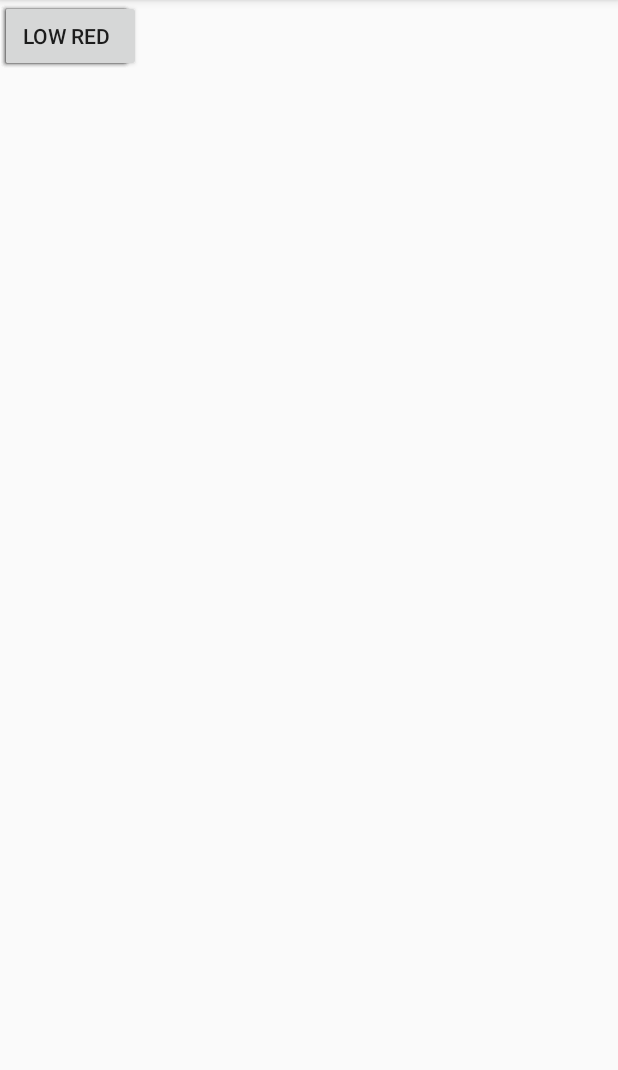
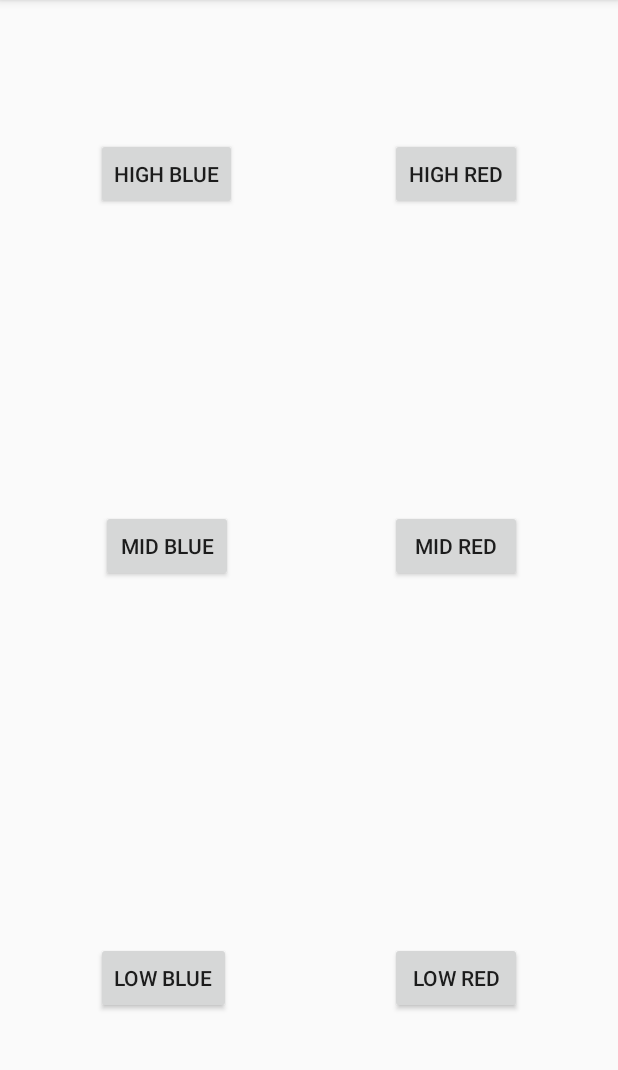
Before and after one commit to CRRobotics/Scouter2020, an Android app: the screen it shows after launch (LoadingScreen), on a phone screen of 412 x 824 dp, the part 84-1154 px from its top. Run offline under Robolectric (Android 15) with nearby library versions, the phone set to English and light mode, and no system bars.

Commit message:
loading screen edits
finally richard did work

```diff
--- a/BigScouting2020/app/src/main/res/layout/loadingscreen.xml
+++ b/BigScouting2020/app/src/main/res/layout/loadingscreen.xml
@@ -1,6 +1,7 @@
 <?xml version="1.0" encoding="utf-8"?>
 <androidx.constraintlayout.widget.ConstraintLayout
     xmlns:android="http://schemas.android.com/apk/res/android"
+    xmlns:app="http://schemas.android.com/apk/res-auto"
     xmlns:tools="http://schemas.android.com/tools"
     android:layout_width="match_parent"
     android:layout_height="match_parent">
@@ -9,47 +10,61 @@
         android:id="@+id/button2"
         android:layout_width="wrap_content"
         android:layout_height="wrap_content"
+        android:layout_marginStart="64dp"
+        android:layout_marginTop="92dp"
         android:text="High Blue"
-        tools:layout_editor_absoluteX="68dp"
-        tools:layout_editor_absoluteY="95dp" />
+        app:layout_constraintEnd_toStartOf="@+id/button5"
+        app:layout_constraintHorizontal_bias="0.0"
+        app:layout_constraintStart_toStartOf="parent"
+        app:layout_constraintTop_toTopOf="parent" />
 
     <Button
         android:id="@+id/button3"
         android:layout_width="wrap_content"
         android:layout_height="wrap_content"
+        android:layout_marginStart="67dp"
+        android:layout_marginTop="200dp"
         android:text="Mid Blue"
-        tools:layout_editor_absoluteX="68dp"
-        tools:layout_editor_absoluteY="301dp" />
+        app:layout_constraintStart_toStartOf="parent"
+        app:layout_constraintTop_toBottomOf="@+id/button2" />
 
     <Button
         android:id="@+id/button4"
         android:layout_width="wrap_content"
         android:layout_height="wrap_content"
+        android:layout_marginStart="64dp"
+        android:layout_marginBottom="92dp"
         android:text="Low Blue"
-        tools:layout_editor_absoluteX="68dp"
-        tools:layout_editor_absoluteY="561dp" />
+        app:layout_constraintBottom_toBottomOf="parent"
+        app:layout_constraintStart_toStartOf="parent" />
 
     <Button
         android:id="@+id/button5"
         android:layout_width="wrap_content"
         android:layout_height="wrap_content"
+        android:layout_marginTop="92dp"
+        android:layout_marginEnd="64dp"
         android:text="High Red"
-        tools:layout_editor_absoluteX="253dp"
-        tools:layout_editor_absoluteY="95dp" />
+        app:layout_constraintEnd_toEndOf="parent"
+        app:layout_constraintTop_toTopOf="parent" />
 
     <Button
         android:id="@+id/button6"
         android:layout_width="wrap_content"
         android:layout_height="wrap_content"
+        android:layout_marginTop="200dp"
+        android:layout_marginEnd="64dp"
         android:text="Mid Red"
-        tools:layout_editor_absoluteX="253dp"
-        tools:layout_editor_absoluteY="301dp" />
+        app:layout_constraintEnd_toEndOf="parent"
+        app:layout_constraintTop_toBottomOf="@+id/button5" />
 
     <Button
         android:id="@+id/button7"
         android:layout_width="wrap_content"
         android:layout_height="wrap_content"
+        android:layout_marginEnd="64dp"
+        android:layout_marginBottom="92dp"
         android:text="Low Red"
-        tools:layout_editor_absoluteX="253dp"
-        tools:layout_editor_absoluteY="561dp" />
+        app:layout_constraintBottom_toBottomOf="parent"
+        app:layout_constraintEnd_toEndOf="parent" />
 </androidx.constraintlayout.widget.ConstraintLayout>
```
